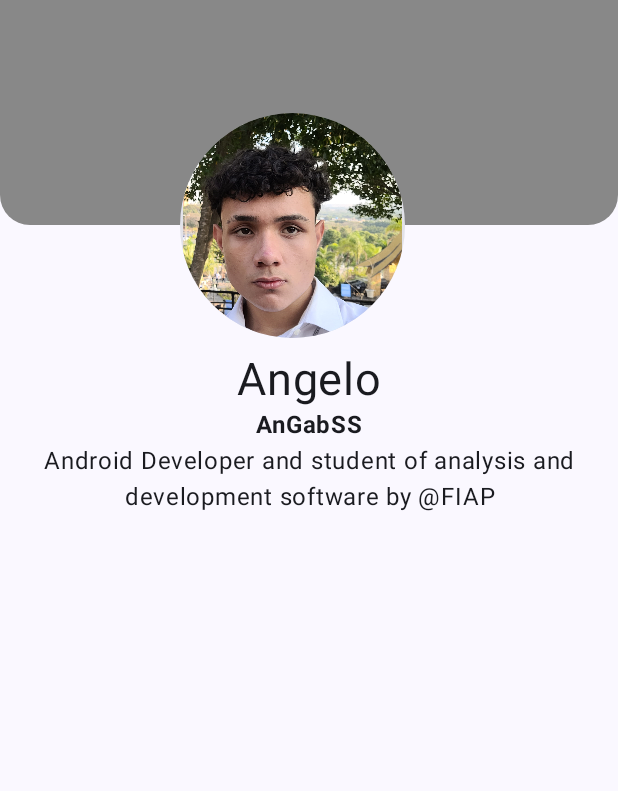
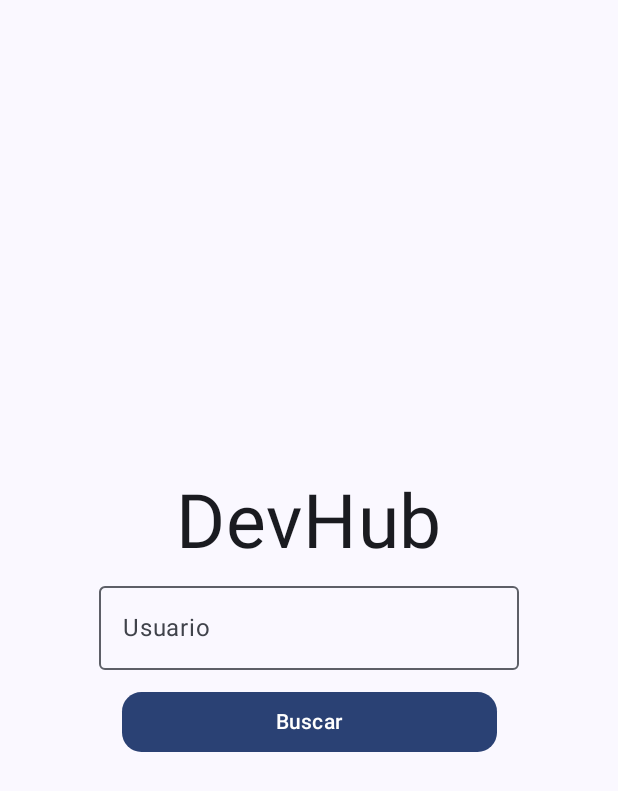
Before and after one commit to AnGabSS/DevHub, an Android app built with Jetpack Compose: the screen it shows after launch (MainActivity), on a phone screen of 412 x 824 dp. Shown: the top 791 px of the screen. Run offline under Robolectric (Android 15) with nearby library versions, the phone set to English and light mode, and no system bars.

Commit message:
challenge completed

```diff
--- a/app/src/main/AndroidManifest.xml
+++ b/app/src/main/AndroidManifest.xml
@@ -1,6 +1,8 @@
 <?xml version="1.0" encoding="utf-8"?>
 <manifest xmlns:android="http://schemas.android.com/apk/res/android"
     xmlns:tools="http://schemas.android.com/tools">
+
+    <uses-permission android:name="android.permission.INTERNET"></uses-permission>
 
     <application
         android:allowBackup="true"
--- a/app/src/main/java/br/com/fiap/devhub/MainActivity.kt
+++ b/app/src/main/java/br/com/fiap/devhub/MainActivity.kt
@@ -3,43 +3,21 @@ package br.com.fiap.devhub
 import android.os.Bundle
 import androidx.activity.ComponentActivity
 import androidx.activity.compose.setContent
-import androidx.compose.foundation.Image
-import androidx.compose.foundation.background
-import androidx.compose.foundation.border
-import androidx.compose.foundation.layout.Arrangement
-import androidx.compose.foundation.layout.Column
-import androidx.compose.foundation.layout.Row
-import androidx.compose.foundation.layout.absoluteOffset
+import androidx.compose.animation.AnimatedContentTransitionScope
+import androidx.compose.animation.core.tween
+import androidx.compose.animation.fadeOut
 import androidx.compose.foundation.layout.fillMaxSize
-import androidx.compose.foundation.layout.fillMaxWidth
-import androidx.compose.foundation.layout.height
-import androidx.compose.foundation.layout.padding
-import androidx.compose.foundation.layout.size
-import androidx.compose.foundation.layout.width
-import androidx.compose.foundation.shape.CircleShape
-import androidx.compose.foundation.shape.RoundedCornerShape
-import androidx.compose.material3.Card
-import androidx.compose.material3.CardDefaults
-import androidx.compose.material3.CardElevation
 import androidx.compose.material3.MaterialTheme
 import androidx.compose.material3.Surface
-import androidx.compose.material3.Text
+import androidx.compose.ui.Modifier
+import androidx.navigation.compose.NavHost
+import androidx.navigation.compose.rememberNavController
+import br.com.fiap.devhub.ui.theme.DevHubTheme
 
-import androidx.compose.runtime.Composable
-import androidx.compose.runtime.getValue
-import androidx.compose.runtime.mutableStateOf
-import androidx.compose.runtime.remember
-import androidx.compose.runtime.setValue
-import androidx.compose.ui.Alignment
-import androidx.compose.ui.Modifier
-import androidx.compose.ui.graphics.Color
-import androidx.compose.ui.res.painterResource
-import androidx.compose.ui.text.font.FontWeight
-import androidx.compose.ui.text.style.TextAlign
-import androidx.compose.ui.tooling.preview.Preview
-import androidx.compose.ui.unit.dp
-import androidx.compose.ui.unit.sp
-import br.com.fiap.devhub.ui.theme.DevHubTheme
+import androidx.navigation.compose.composable
+import br.com.fiap.devhub.view.DevHubLogin
+import br.com.fiap.devhub.view.DevHubPerfil
+
 
 class MainActivity : ComponentActivity() {
     override fun onCreate(savedInstanceState: Bundle?) {
@@ -51,71 +29,25 @@ class MainActivity : ComponentActivity() {
                     modifier = Modifier.fillMaxSize(),
                     color = MaterialTheme.colorScheme.background
                 ) {
-                    DevHubPerfil()
+                    val navController = rememberNavController()
+                    NavHost(
+                        navController = navController,
+                        startDestination = "DevHubLogin",
+                        exitTransition = {
+                            slideOutOfContainer(towards = AnimatedContentTransitionScope.SlideDirection.End) + fadeOut(animationSpec = tween(5000))
+                        }
+                    ) {
+                        composable(route = "DevHubLogin"){
+                            DevHubLogin(navController = navController)
+                        }
+                        composable(route = "Perfil?username={username}"){
+                            val username = it.arguments?.getString("username")
+                            DevHubPerfil(username = username!!, navController = navController)
+                        }
+                    }
+
                 }
             }
         }
     }
 }
-
-@Composable
-fun DevHubPerfil() {
-    Column {
-
-        var nomeState by remember{
-            mutableStateOf("Angelo")
-        }
-        var githubState by remember{
-            mutableStateOf("AnGabSS")
-        }
-        var bioState by remember{
-            mutableStateOf("Android Developer and student of analysis and development software by @FIAP")
-        }
-
-        Card(modifier = Modifier
-            .fillMaxWidth()
-            .height(150.dp),
-            shape = RoundedCornerShape(bottomStart = 20.dp, bottomEnd = 20.dp),
-            colors = CardDefaults.cardColors(Color.Gray)
-        ){
-
-        }
-        Card(
-            shape = RoundedCornerShape(80.dp),
-            modifier = Modifier.absoluteOffset(120.dp, -75.dp)
-        ) {
-            Image(
-                painter = painterResource(id  = R.drawable.my_picture),
-                contentDescription = "",
-                modifier = Modifier.size(150.dp)
-            )
-        }
-        Row(
-            modifier = Modifier.fillMaxWidth().absoluteOffset(y = -65.dp),
-            horizontalArrangement = Arrangement.Center
-        ){
-            Column (horizontalAlignment = Alignment.CenterHorizontally){
-                Text(
-                    text = nomeState,
-                    fontSize = 30.sp
-                )
-                Text(
-                    text = githubState,
-                    fontWeight = FontWeight.Bold
-                )
-                Text(
-                    text = bioState,
-                    textAlign = TextAlign.Center
-                )
-            }
-        }
-
-    }
-}
-
-
-@Preview(showBackground = true, showSystemUi = true)
-@Composable
-fun DevHubPerfilPreview() {
-    DevHubPerfil()
-}
--- /dev/null
+++ b/app/src/main/java/br/com/fiap/devhub/view/DevHubLogin.kt
@@ -0,0 +1,88 @@
+package br.com.fiap.devhub.view
+
+import androidx.compose.foundation.layout.Arrangement
+import androidx.compose.foundation.layout.Column
+import androidx.compose.foundation.layout.fillMaxSize
+import androidx.compose.foundation.layout.fillMaxWidth
+import androidx.compose.foundation.layout.padding
+import androidx.compose.foundation.layout.width
+import androidx.compose.foundation.shape.RoundedCornerShape
+import androidx.compose.material3.Button
+import androidx.compose.material3.Card
+import androidx.compose.material3.ExperimentalMaterial3Api
+import androidx.compose.material3.OutlinedTextField
+import androidx.compose.material3.OutlinedTextFieldDefaults
+import androidx.compose.material3.Text
+import androidx.compose.material3.TextFieldDefaults
+import androidx.compose.runtime.Composable
+import androidx.compose.runtime.getValue
+import androidx.compose.runtime.mutableStateOf
+import androidx.compose.runtime.remember
+import androidx.compose.runtime.setValue
+import androidx.compose.ui.Alignment
+import androidx.compose.ui.Modifier
+import androidx.compose.ui.focus.onFocusChanged
+import androidx.compose.ui.graphics.RectangleShape
+import androidx.compose.ui.tooling.preview.Preview
+import androidx.compose.ui.unit.dp
+import androidx.compose.ui.unit.sp
+import androidx.navigation.NavController
+import androidx.navigation.compose.rememberNavController
+import br.com.fiap.devhub.ui.theme.Purple40
+
+@OptIn(ExperimentalMaterial3Api::class)
+@Composable
+fun DevHubLogin(navController: NavController){
+
+    var nomeState by remember {
+        mutableStateOf("")
+    }
+
+    Column(
+        modifier = Modifier.fillMaxSize(),
+        verticalArrangement = Arrangement.Center,
+        horizontalAlignment = Alignment.CenterHorizontally
+    ) {
+
+        Column(
+            verticalArrangement = Arrangement.Center,
+            horizontalAlignment = Alignment.CenterHorizontally,
+            modifier = Modifier.padding(50.dp)
+        ) {
+            Text(
+            text = "DevHub",
+            fontSize = 50.sp
+            )
+            OutlinedTextField(
+                value = nomeState,
+                onValueChange = {   nomeState = it  },
+                placeholder = {
+                    Text(text = "Digite seu usuário do GitHub")
+                },
+                label = {
+                    Text(text = "Usuario")
+                },
+                modifier = Modifier.padding(5.dp),
+                colors = OutlinedTextFieldDefaults.colors(
+                    focusedBorderColor = Purple40
+                )
+            )
+            Button(
+                onClick = { navController.navigate("Perfil?username=${nomeState}") },
+                modifier = Modifier
+                    .width(250.dp)
+                    .padding(top = 5.dp),
+                shape = RoundedCornerShape(13.dp)
+            ) {
+                Text(text = "Buscar")
+            }
+        }
+
+    }
+}
+
+@Preview(showSystemUi = true, showBackground = true)
+@Composable
+private fun DevHubLoginPreview() {
+    DevHubLogin(navController = rememberNavController())
+}
```
Also changed, not shown: app/build.gradle.kts (+12 -0 lines), app/src/main/java/br/com/fiap/devhub/exception/GithubException.kt (added, +10 -0 lines), app/src/main/java/br/com/fiap/devhub/model/Repository.kt (added, +7 -0 lines), app/src/main/java/br/com/fiap/devhub/model/User.kt (added, +12 -0 lines), app/src/main/java/br/com/fiap/devhub/retrofit/GithubService.kt (added, +18 -0 lines), app/src/main/java/br/com/fiap/devhub/retrofit/RetrofitInit.kt (added, +18 -0 lines), app/src/main/java/br/com/fiap/devhub/view/DevHubPerfil.kt (added, +65 -0 lines), app/src/main/java/br/com/fiap/devhub/view/DevHubScreen.kt (added, +128 -0 lines), app/src/main/java/br/com/fiap/devhub/view/RepositoryCard.kt (added, +56 -0 lines).
